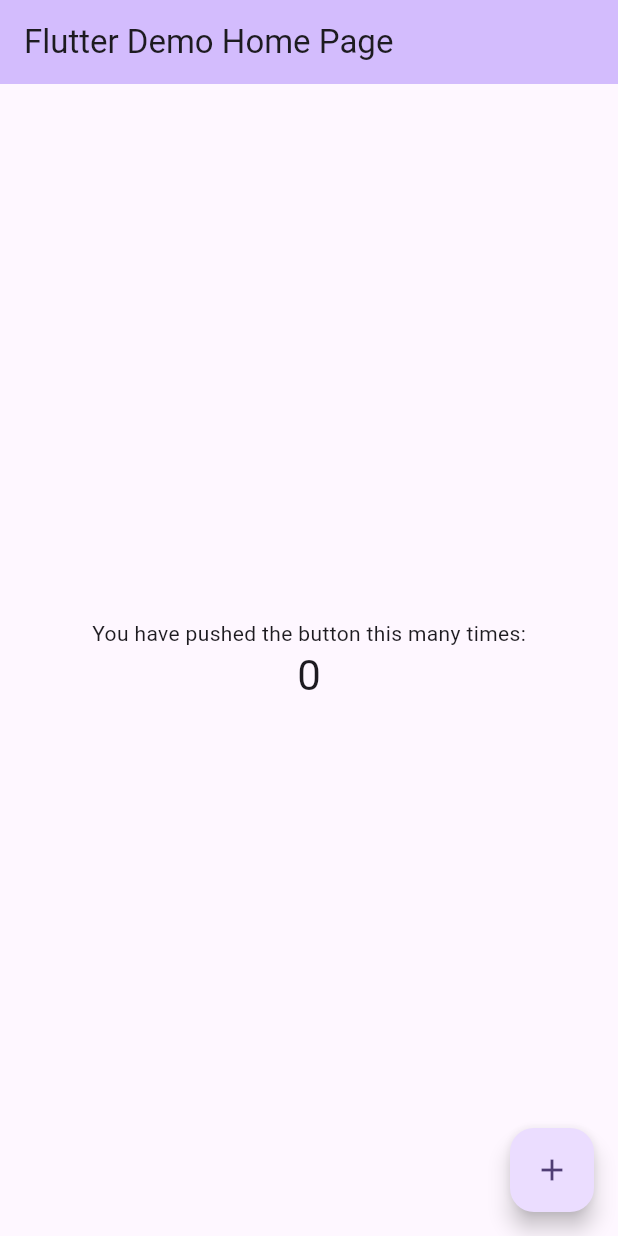
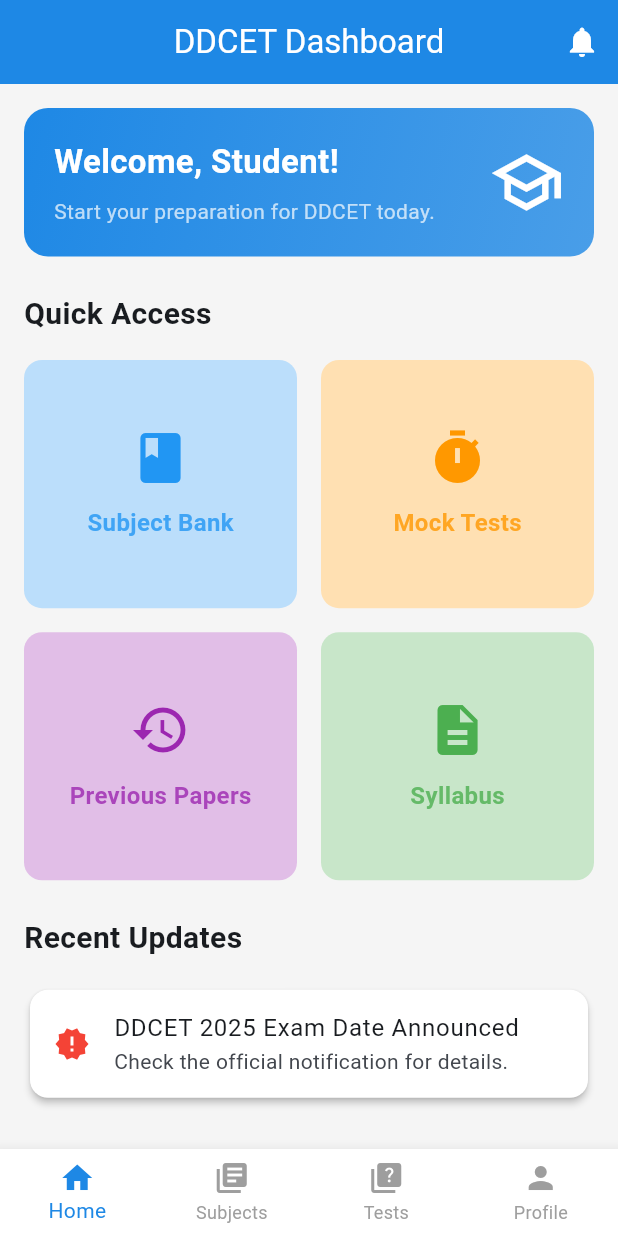
Before and after one commit to could-ai/019ae2b2-f86b-7b65-9962-8cf8193967d2, a Flutter app: the screen it shows after launch, on a phone screen of 412 x 824 dp. Run offline on Flutter 3.47's test engine with Material 3 defaults, Android fonts, the phone set to English and light mode, and no system bars.

Commit message:
Created AppTheme class to define the application's color palette and theme settings for a consistent look.; Created SplashScreen to display the app logo and title while initializing, providing a professional entry point.; Created HomeScreen with a dashboard layout featuring Quick Access grid (Subject Bank, Mock Tests, etc.), a welcome banner, and bottom navigation.; Updated main.dart to initialize the DDCETApp, set up the theme, and define routes for SplashScreen and HomeScreen.

```diff
--- a/usr/lib/main.dart
+++ b/usr/lib/main.dart
@@ -1,123 +1,26 @@
 import 'package:flutter/material.dart';
+import 'package:couldai_user_app/screens/splash_screen.dart';
+import 'package:couldai_user_app/screens/home_screen.dart';
+import 'package:couldai_user_app/theme/app_theme.dart';
 
 void main() {
-  runApp(const MyApp());
+  runApp(const DDCETApp());
 }
 
-class MyApp extends StatelessWidget {
-  const MyApp({super.key});
+class DDCETApp extends StatelessWidget {
+  const DDCETApp({super.key});
 
-  // This widget is the root of your application.
   @override
   Widget build(BuildContext context) {
     return MaterialApp(
-      title: 'Flutter Demo',
+      title: 'DDCET Preparation',
       debugShowCheckedModeBanner: false,
-      theme: ThemeData(
-        // This is the theme of your application.
-        //
-        // TRY THIS: Try running your application with "flutter run". You'll see
-        // the application has a purple toolbar. Then, without quitting the app,
-        // try changing the seedColor in the colorScheme below to Colors.green
-        // and then invoke "hot reload" (save your changes or press the "hot
-        // reload" button in a Flutter-supported IDE, or press "r" if you used
-        // the command line to start the app).
-        //
-        // Notice that the counter didn't reset back to zero; the application
-        // state is not lost during the reload. To reset the state, use hot
-        // restart instead.
-        //
-        // This works for code too, not just values: Most code changes can be
-        // tested with just a hot reload.
-        colorScheme: ColorScheme.fromSeed(seedColor: Colors.deepPurple),
-      ),
+      theme: AppTheme.lightTheme,
       initialRoute: '/',
       routes: {
-        '/': (context) => const MyHomePage(title: 'Flutter Demo Home Page'),
+        '/': (context) => const SplashScreen(),
+        '/home': (context) => const HomeScreen(),
       },
     );
   }
 }
-
-class MyHomePage extends StatefulWidget {
-  const MyHomePage({super.key, required this.title});
-
-  // This widget is the home page of your application. It is stateful, meaning
-  // that it has a State object (defined below) that contains fields that affect
-  // how it looks.
-
-  // This class is the configuration for the state. It holds the values (in this
-  // case the title) provided by the parent (in this case the App widget) and
-  // used by the build method of the State. Fields in a Widget subclass are
-  // always marked "final".
-
-  final String title;
-
-  @override
-  State<MyHomePage> createState() => _MyHomePageState();
-}
-
-class _MyHomePageState extends State<MyHomePage> {
-  int _counter = 0;
-
-  void _incrementCounter() {
-    setState(() {
-      // This call to setState tells the Flutter framework that something has
-      // changed in this State, which causes it to rerun the build method below
-      // so that the display can reflect the updated values. If we changed
-      // _counter without calling setState(), then the build method would not be
-      // called again, and so nothing would appear to happen.
-      _counter++;
-    });
-  }
-
-  @override
-  Widget build(BuildContext context) {
-    // This method is rerun every time setState is called, for instance as done
-    // by the _incrementCounter method above.
-    //
-    // The Flutter framework has been optimized to make rerunning build methods
-    // fast, so that you can just rebuild anything that needs updating rather
-    // than having to individually change instances of widgets.
-    return Scaffold(
-      appBar: AppBar(
-        // TRY THIS: Try changing the color here to a specific color (to
-        // Colors.amber, perhaps?) and trigger a hot reload to see the AppBar
-        // change color while the other colors stay the same.
-        backgroundColor: Theme.of(context).colorScheme.inversePrimary,
-        // Here we take the value from the MyHomePage object that was created by
-        // the App.build method, and use it to set our appbar title.
-        title: Text(widget.title),
-      ),
-      body: Center(
-        // Center is a layout widget. It takes a single child and positions it
-        // in the middle of the parent.
-        child: Column(
-          // Column is also a layout widget. It takes a list of children and
-          // arranges them vertically. By default, it sizes itself to fit its
-          // children horizontally, and tries to be as tall as its parent.
-          //
-          // Column has various properties to control how it sizes itself and
-          // how it positions its children. Here we use mainAxisAlignment to
-          // center the children vertically; the main axis here is the vertical
-          // axis because Columns are vertical (the cross axis would be
-          // horizontal).
-          //
-          // TRY THIS: Invoke "debug painting" (choose the "Toggle Debug Paint"
-          // action in the IDE, or press "p" in the console), to see the
-          // wireframe for each widget.
-          mainAxisAlignment: MainAxisAlignment.center,
-          children: <Widget>[
-            const Text('You have pushed the button this many times:'),
-            Text('$_counter', style: Theme.of(context).textTheme.headlineMedium),
-          ],
-        ),
-      ),
-      floatingActionButton: FloatingActionButton(
-        onPressed: _incrementCounter,
-        tooltip: 'Increment',
-        child: const Icon(Icons.add),
-      ), // This trailing comma makes auto-formatting nicer for build methods.
-    );
-  }
-}
--- /dev/null
+++ b/usr/lib/screens/home_screen.dart
@@ -0,0 +1,229 @@
+import 'package:flutter/material.dart';
+
+class HomeScreen extends StatefulWidget {
+  const HomeScreen({super.key});
+
+  @override
+  State<HomeScreen> createState() => _HomeScreenState();
+}
+
+class _HomeScreenState extends State<HomeScreen> {
+  int _selectedIndex = 0;
+
+  void _onItemTapped(int index) {
+    setState(() {
+      _selectedIndex = index;
+    });
+  }
+
+  @override
+  Widget build(BuildContext context) {
+    return Scaffold(
+      appBar: AppBar(
+        title: const Text('DDCET Dashboard'),
+        actions: [
+          IconButton(
+            icon: const Icon(Icons.notifications),
+            onPressed: () {
+              // TODO: Show notifications
+            },
+          ),
+        ],
+      ),
+      body: _buildBody(),
+      bottomNavigationBar: BottomNavigationBar(
+        items: const <BottomNavigationBarItem>[
+          BottomNavigationBarItem(
+            icon: Icon(Icons.home),
+            label: 'Home',
+          ),
+          BottomNavigationBarItem(
+            icon: Icon(Icons.library_books),
+            label: 'Subjects',
+          ),
+          BottomNavigationBarItem(
+            icon: Icon(Icons.quiz),
+            label: 'Tests',
+          ),
+          BottomNavigationBarItem(
+            icon: Icon(Icons.person),
+            label: 'Profile',
+          ),
+        ],
+        currentIndex: _selectedIndex,
+        selectedItemColor: Theme.of(context).primaryColor,
+        unselectedItemColor: Colors.grey,
+        onTap: _onItemTapped,
+        type: BottomNavigationBarType.fixed,
+      ),
+    );
+  }
+
+  Widget _buildBody() {
+    switch (_selectedIndex) {
+      case 0:
+        return _buildHomeTab();
+      case 1:
+        return const Center(child: Text('Subjects List (Coming Soon)'));
+      case 2:
+        return const Center(child: Text('Mock Tests (Coming Soon)'));
+      case 3:
+        return const Center(child: Text('User Profile (Coming Soon)'));
+      default:
+        return _buildHomeTab();
+    }
+  }
+
+  Widget _buildHomeTab() {
+    return SingleChildScrollView(
+      padding: const EdgeInsets.all(16.0),
+      child: Column(
+        crossAxisAlignment: CrossAxisAlignment.start,
+        children: [
+          _buildWelcomeBanner(),
+          const SizedBox(height: 24),
+          const Text(
+            'Quick Access',
+            style: TextStyle(fontSize: 20, fontWeight: FontWeight.bold),
+          ),
+          const SizedBox(height: 16),
+          GridView.count(
+            shrinkWrap: true,
+            physics: const NeverScrollableScrollPhysics(),
+            crossAxisCount: 2,
+            crossAxisSpacing: 16,
+            mainAxisSpacing: 16,
+            childAspectRatio: 1.1,
+            children: [
+              _buildFeatureCard(
+                icon: Icons.book,
+                title: 'Subject Bank',
+                color: Colors.blue.shade100,
+                iconColor: Colors.blue,
+                onTap: () => _onItemTapped(1),
+              ),
+              _buildFeatureCard(
+                icon: Icons.timer,
+                title: 'Mock Tests',
+                color: Colors.orange.shade100,
+                iconColor: Colors.orange,
+                onTap: () => _onItemTapped(2),
+              ),
+              _buildFeatureCard(
+                icon: Icons.history,
+                title: 'Previous Papers',
+                color: Colors.purple.shade100,
+                iconColor: Colors.purple,
+                onTap: () {},
+              ),
+              _buildFeatureCard(
+                icon: Icons.description,
+                title: 'Syllabus',
+                color: Colors.green.shade100,
+                iconColor: Colors.green,
+                onTap: () {},
+              ),
+            ],
+          ),
+          const SizedBox(height: 24),
+          const Text(
+            'Recent Updates',
+            style: TextStyle(fontSize: 20, fontWeight: FontWeight.bold),
+          ),
+          const SizedBox(height: 16),
+          Card(
+            child: ListTile(
+              leading: const Icon(Icons.new_releases, color: Colors.red),
+              title: const Text('DDCET 2025 Exam Date Announced'),
+              subtitle: const Text('Check the official notification for details.'),
+              onTap: () {},
+            ),
+          ),
+        ],
+      ),
+    );
+  }
+
+  Widget _buildWelcomeBanner() {
+    return Container(
+      padding: const EdgeInsets.all(20),
+      decoration: BoxDecoration(
+        gradient: LinearGradient(
+          colors: [
+            Theme.of(context).primaryColor,
+            Theme.of(context).primaryColor.withOpacity(0.8),
+          ],
+          begin: Alignment.topLeft,
+          end: Alignment.bottomRight,
+        ),
+        borderRadius: BorderRadius.circular(16),
+      ),
+      child: Row(
+        children: [
+          Expanded(
+            child: Column(
+              crossAxisAlignment: CrossAxisAlignment.start,
+              children: const [
+                Text(
+                  'Welcome, Student!',
+                  style: TextStyle(
+                    color: Colors.white,
+                    fontSize: 22,
+                    fontWeight: FontWeight.bold,
+                  ),
+                ),
+                SizedBox(height: 8),
+                Text(
+                  'Start your preparation for DDCET today.',
+                  style: TextStyle(
+                    color: Colors.white70,
+                    fontSize: 14,
+                  ),
+                ),
+              ],
+            ),
+          ),
+          const Icon(
+            Icons.school_outlined,
+            color: Colors.white,
+            size: 50,
+          ),
+        ],
+      ),
+    );
+  }
+
+  Widget _buildFeatureCard({
+    required IconData icon,
+    required String title,
+    required Color color,
+    required Color iconColor,
+    required VoidCallback onTap,
+  }) {
+    return InkWell(
+      onTap: onTap,
+      borderRadius: BorderRadius.circular(12),
+      child: Container(
+        decoration: BoxDecoration(
+          color: color,
+          borderRadius: BorderRadius.circular(12),
+        ),
+        child: Column(
+          mainAxisAlignment: MainAxisAlignment.center,
+          children: [
+            Icon(icon, size: 40, color: iconColor),
+            const SizedBox(height: 12),
+            Text(
+              title,
+              style: TextStyle(
+                fontSize: 16,
+                fontWeight: FontWeight.bold,
+                color: iconColor.withOpacity(0.8),
+              ),
+            ),
+          ],
+        ),
+      ),
+    );
+  }
+}
--- /dev/null
+++ b/usr/lib/screens/splash_screen.dart
@@ -0,0 +1,64 @@
+import 'package:flutter/material.dart';
+import 'package:couldai_user_app/screens/home_screen.dart';
+
+class SplashScreen extends StatefulWidget {
+  const SplashScreen({super.key});
+
+  @override
+  State<SplashScreen> createState() => _SplashScreenState();
+}
+
+class _SplashScreenState extends State<SplashScreen> {
+  @override
+  void initState() {
+    super.initState();
+    _navigateToHome();
+  }
+
+  _navigateToHome() async {
+    await Future.delayed(const Duration(seconds: 2));
+    if (mounted) {
+      Navigator.pushReplacementNamed(context, '/home');
+    }
+  }
+
+  @override
+  Widget build(BuildContext context) {
+    return Scaffold(
+      backgroundColor: Theme.of(context).primaryColor,
+      body: Center(
+        child: Column(
+          mainAxisAlignment: MainAxisAlignment.center,
+          children: [
+            const Icon(
+              Icons.school,
+              size: 80,
+              color: Colors.white,
+            ),
+            const SizedBox(height: 20),
+            const Text(
+              'DDCET Prep',
+              style: TextStyle(
+                fontSize: 32,
+                fontWeight: FontWeight.bold,
+                color: Colors.white,
+              ),
+            ),
+            const SizedBox(height: 10),
+            const Text(
+              'Diploma to Degree Common Entrance Test',
+              style: TextStyle(
+                fontSize: 16,
+                color: Colors.white70,
+              ),
+            ),
+            const SizedBox(height: 40),
+            const CircularProgressIndicator(
+              color: Colors.white,
+            ),
+          ],
+        ),
+      ),
+    );
+  }
+}
--- /dev/null
+++ b/usr/lib/theme/app_theme.dart
@@ -0,0 +1,42 @@
+import 'package:flutter/material.dart';
+
+class AppTheme {
+  static const Color primaryColor = Color(0xFF1E88E5); // Blue 600
+  static const Color secondaryColor = Color(0xFF26A69A); // Teal 400
+  static const Color accentColor = Color(0xFFFFCA28); // Amber 400
+  static const Color backgroundColor = Color(0xFFF5F5F5); // Grey 100
+  static const Color surfaceColor = Colors.white;
+  static const Color errorColor = Color(0xFFD32F2F);
+
+  static final ThemeData lightTheme = ThemeData(
+    useMaterial3: true,
+    colorScheme: ColorScheme.fromSeed(
+      seedColor: primaryColor,
+      primary: primaryColor,
+      secondary: secondaryColor,
+      surface: surfaceColor,
+      background: backgroundColor,
+      error: errorColor,
+    ),
+    scaffoldBackgroundColor: backgroundColor,
+    appBarTheme: const AppBarTheme(
+      backgroundColor: primaryColor,
+      foregroundColor: Colors.white,
+      elevation: 0,
+      centerTitle: true,
+    ),
+    cardTheme: CardTheme(
+      elevation: 2,
+      shape: RoundedRectangleBorder(borderRadius: BorderRadius.circular(12)),
+      color: surfaceColor,
+    ),
+    elevatedButtonTheme: ElevatedButtonThemeData(
+      style: ElevatedButton.styleFrom(
+        backgroundColor: primaryColor,
+        foregroundColor: Colors.white,
+        padding: const EdgeInsets.symmetric(horizontal: 24, vertical: 12),
+        shape: RoundedRectangleBorder(borderRadius: BorderRadius.circular(8)),
+      ),
+    ),
+  );
+}
```
